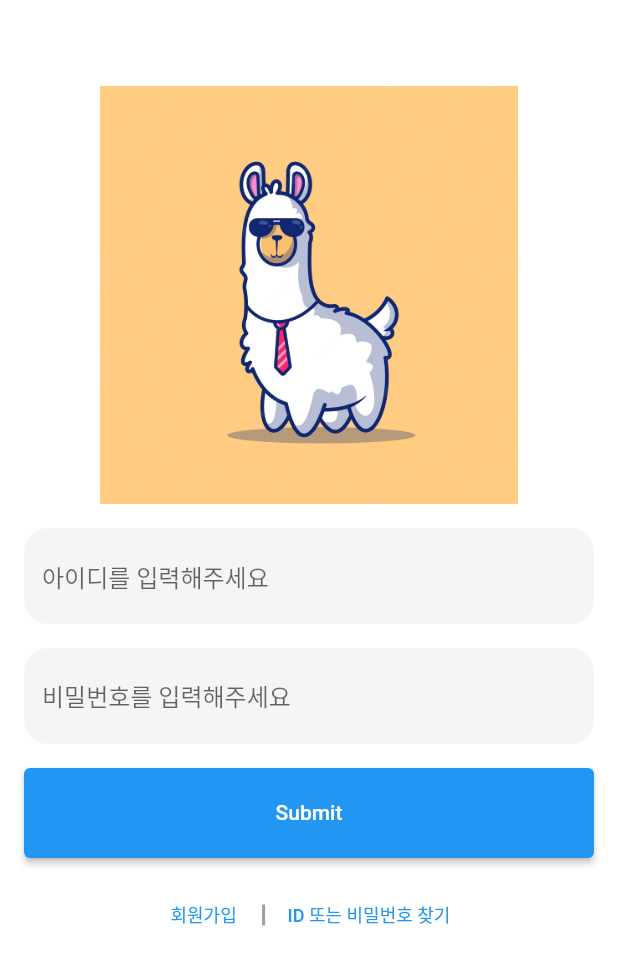
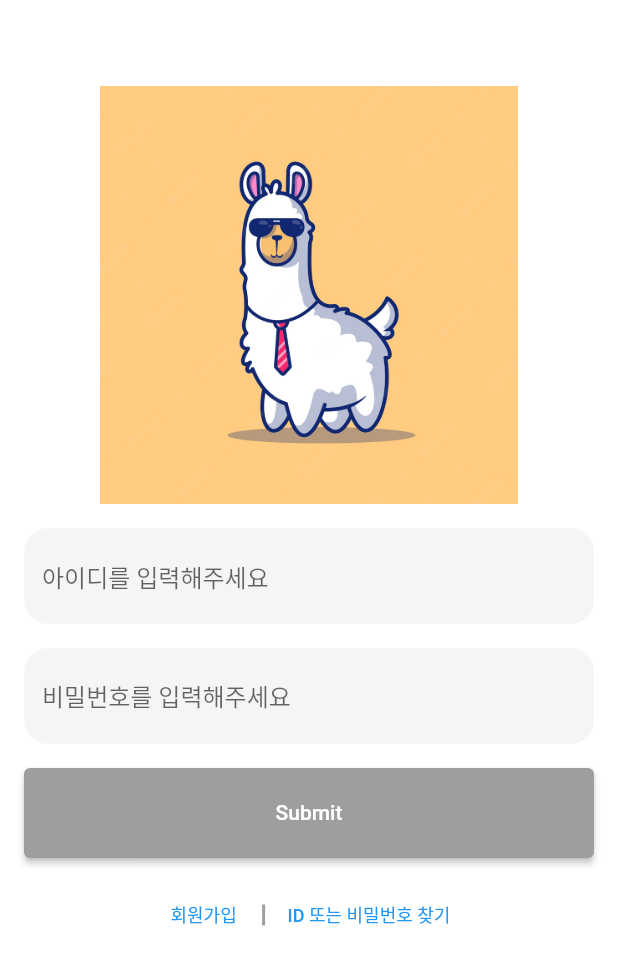
Before and after one commit to ajou-lycle/mobile-client, a Flutter app: the screen it shows after launch, on a phone screen of 412 x 824 dp. Shown: the top 965 px of the screen. Run offline on Flutter 3.47's test engine with Material 2 defaults, Android fonts, the phone set to English and light mode, and no system bars; drawn by our look-alikes of flutter_form_builder; our stand-ins replace card_swiper, dio, equatable, flutter_bloc, flutter_dotenv, flutter_keyboard_visibility and 4 more; missing offline and left inert: health_kit_reporter, walletconnect_dart, web3dart; accounts and stored records are empty.

```diff
--- a/lib/src/ui/login/components/body.dart
+++ b/lib/src/ui/login/components/body.dart
@@ -1,7 +1,7 @@
 import 'package:flutter/material.dart';
 import 'package:flutter_bloc/flutter_bloc.dart';
 
-import '../../../bloc/scroll_form_with_keyboard/scroll_form_with_keyboard_bloc.dart';
+  import '../../../bloc/scroll_form_with_keyboard/scroll_form_with_keyboard_bloc.dart';
 
 import '../../../constants/ui.dart';
 
--- a/lib/src/ui/login/components/form.dart
+++ b/lib/src/ui/login/components/form.dart
@@ -75,7 +75,15 @@ class LoginFormState extends State<LoginForm> {
                   height: LoginPageConstant.submitButtonHeight,
                   child: ElevatedButton(
                     child: const Text('Submit'),
+                    style: ButtonStyle(
+                        backgroundColor: _formKey.currentState == null
+                            ? MaterialStateProperty.all(Colors.grey)
+                            : _formKey.currentState!.isValid
+                                ? MaterialStateProperty.all(Colors.green)
+                                : MaterialStateProperty.all(Colors.grey)),
                     onPressed: () async {
+                      FocusScope.of(context).unfocus();
+
                       if (_formKey.currentState == null) {
                         return;
                       }
@@ -90,6 +98,9 @@ class LoginFormState extends State<LoginForm> {
                               LoginPageConstant.textFormFieldErrorTextHeight;
                         }
                       });
+
+                      _scrollFormWithKeyboardBloc.errorTextHeight =
+                          scrollHeight;
 
                       if (_scrollFormWithKeyboardBloc.state
                           is ScrollFormWithKeyboardVisible) {
--- a/lib/src/ui/widgets/text_form_field_with_scroll.dart/builder.dart
+++ b/lib/src/ui/widgets/text_form_field_with_scroll.dart/builder.dart
@@ -1,6 +1,8 @@
 import 'package:flutter/material.dart';
 import 'package:flutter_bloc/flutter_bloc.dart';
 import 'package:flutter_keyboard_visibility/flutter_keyboard_visibility.dart';
+
+import 'package:keyboard_actions/keyboard_actions.dart';
 
 import '../../../bloc/scroll_form_with_keyboard/scroll_form_with_keyboard_bloc.dart';
 import '../../../bloc/scroll_form_with_keyboard/scroll_form_with_keyboard_event.dart';
@@ -47,7 +49,8 @@ class BuilderTextFormFieldWithScrollFormBlockState
 
   @override
   Widget build(BuildContext context) {
-    return KeyboardVisibilityBuilder(builder: (context, isKeyboardVisible) {
+    return KeyboardDismissOnTap(
+        child: KeyboardVisibilityBuilder(builder: (context, isKeyboardVisible) {
       _scrollFormWithKeyboardBloc.isKeyboardVisible = isKeyboardVisible;
 
       if (isKeyboardVisible && !isOnAnimation) {
@@ -99,6 +102,6 @@ class BuilderTextFormFieldWithScrollFormBlockState
             }
           },
           child: widget.child);
-    });
+    }));
   }
 }
--- a/lib/src/ui/widgets/text_form_field_with_scroll.dart/text_form_field_with_scroll_form_block.dart
+++ b/lib/src/ui/widgets/text_form_field_with_scroll.dart/text_form_field_with_scroll_form_block.dart
@@ -81,6 +81,7 @@ class RoundedTextFormFieldState
         padding: EdgeInsets.symmetric(vertical: widget.verticalPadding),
         child: FormBuilderTextField(
             name: widget.name,
+            onEditingComplete: () => widget.formKey.currentState?.save(),
             validator: widget.validator,
             decoration: widget.decoration,
             onChanged: onChanged));
--- a/pubspec.yaml
+++ b/pubspec.yaml
@@ -65,7 +65,10 @@ dependencies:
   shimmer: ^2.0.0
   flutter_form_builder: ^7.6.0
   form_builder_validators: ^8.3.0
+
+  # keyboard
   flutter_keyboard_visibility: ^5.3.0
+  keyboard_actions: ^4.0.1
 
   # http
   dio: ^4.0.6
```
Also changed, not shown: pubspec.lock.
